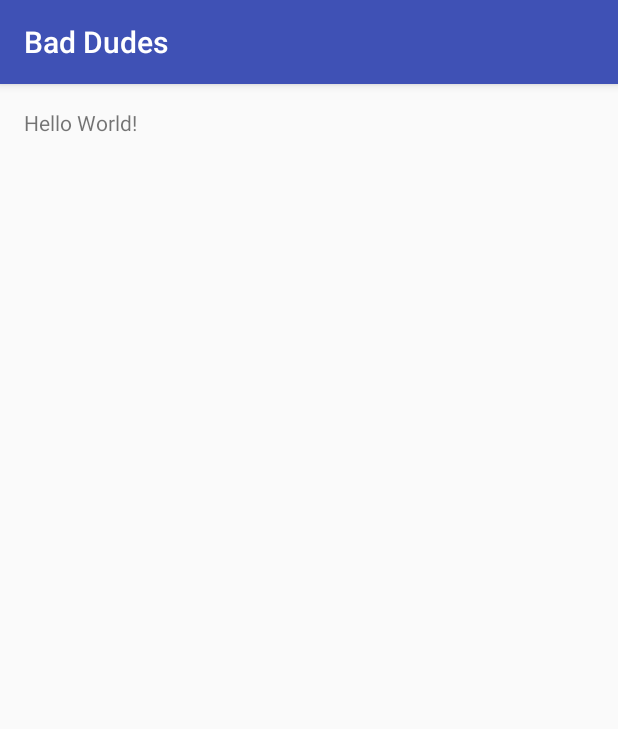
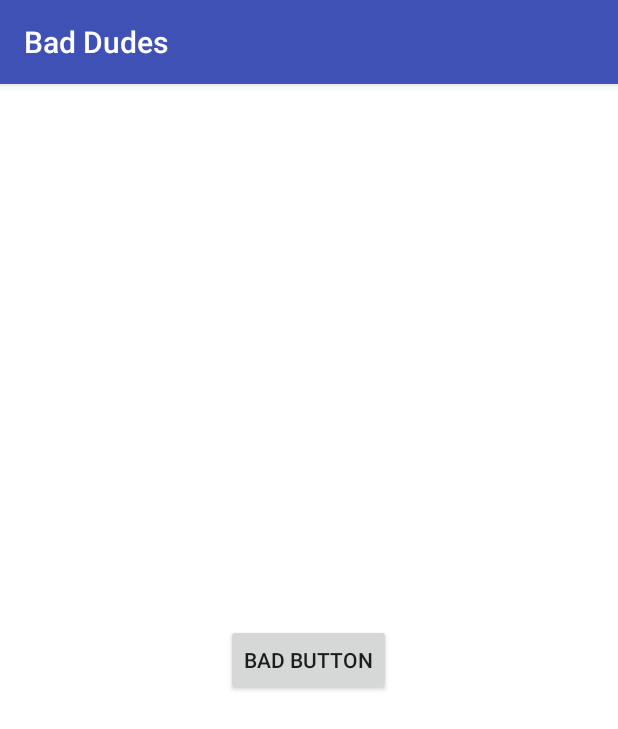
Before and after one commit to rbrazuk/badDudes, an Android app: the screen it shows after launch (MainActivity), on a phone screen of 412 x 824 dp. Shown: the top 729 px of the screen. Run offline under Robolectric (Android 15) with nearby library versions, the phone set to English and light mode, and no system bars.

Commit message:
added button and toast

```diff
--- a/app/src/main/java/com/example/rbrazuk/baddudes/MainActivity.java
+++ b/app/src/main/java/com/example/rbrazuk/baddudes/MainActivity.java
@@ -2,8 +2,14 @@ package com.example.rbrazuk.baddudes;
 
 import android.support.v7.app.AppCompatActivity;
 import android.os.Bundle;
+import android.view.View;
+import android.widget.Toast;
 
 public class MainActivity extends AppCompatActivity {
+
+    public void toast(View view){
+        Toast.makeText(getApplicationContext(),"The president has been kidnapped by ninjas!",Toast.LENGTH_LONG).show();
+    }
 
     @Override
     protected void onCreate(Bundle savedInstanceState) {
--- a/app/src/main/res/layout/activity_main.xml
+++ b/app/src/main/res/layout/activity_main.xml
@@ -4,8 +4,16 @@
     android:layout_height="match_parent" android:paddingLeft="@dimen/activity_horizontal_margin"
     android:paddingRight="@dimen/activity_horizontal_margin"
     android:paddingTop="@dimen/activity_vertical_margin"
-    android:paddingBottom="@dimen/activity_vertical_margin" tools:context=".MainActivity">
+    android:paddingBottom="@dimen/activity_vertical_margin" tools:context=".MainActivity"
+    android:background="#FFFFFF">
 
-    <TextView android:text="Hello World!" android:layout_width="wrap_content"
-        android:layout_height="wrap_content" />
+    <Button
+        android:layout_width="wrap_content"
+        android:layout_height="wrap_content"
+        android:text="BAD BUTTON"
+        android:id="@+id/badButton"
+        android:layout_centerVertical="true"
+        android:layout_centerHorizontal="true"
+        android:onClick="toast" />
+
 </RelativeLayout>
```
